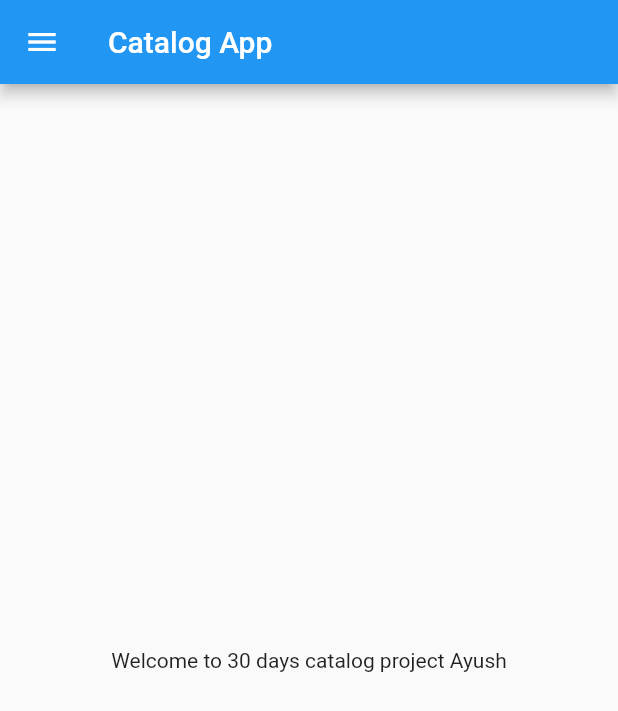
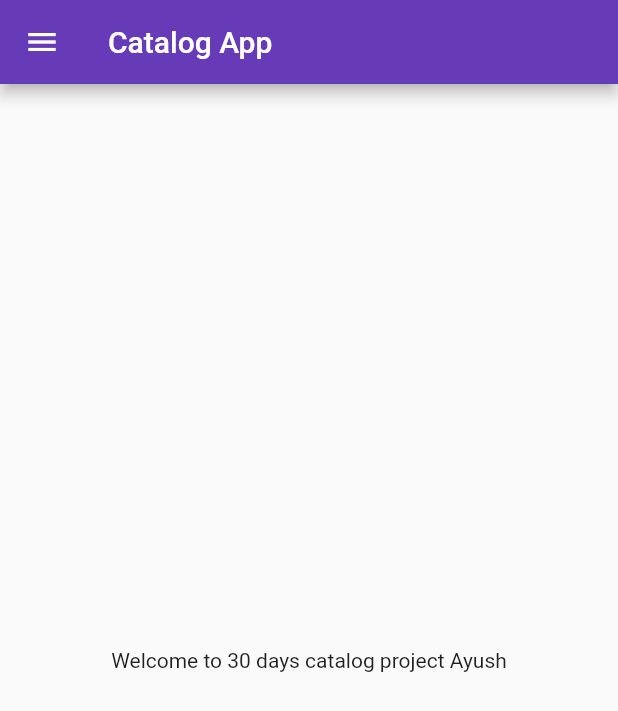
Before and after one commit to iamayushgit/CatalogApp, a Flutter app: the screen it shows after launch, on a phone screen of 412 x 824 dp. Shown: the top 711 px of the screen. Run offline on Flutter 3.47's test engine with Material 2 defaults, Android fonts, the phone set to English and light mode, and no system bars.

Commit message:
day 3 completed

```diff
--- a/lib/main.dart
+++ b/lib/main.dart
@@ -1,4 +1,5 @@
-import 'package:catalog_app/home.dart';
+import 'package:catalog_app/pages/home_page.dart';
+import 'package:catalog_app/pages/login_page.dart';
 import 'package:flutter/material.dart';
 
 void main() {
@@ -11,7 +12,17 @@ class MyApp extends StatelessWidget {
   @override
   Widget build(BuildContext context) {
     return MaterialApp(
-      home: HomePage(),
+      themeMode: ThemeMode.light,
+      theme: ThemeData(primarySwatch: Colors.deepPurple),
+      darkTheme: ThemeData(
+        brightness: Brightness.dark,
+      ),
+      initialRoute: "/home",
+      routes: {
+        "/": (context) => LoginPage(),
+        "/home": (context) => HomePage(),
+        "/login": (context) => LoginPage(),
+      },
     );
   }
 }
```
Also changed, not shown: lib/pages/login_page.dart (added, +22 -0 lines), lib/pages/home_page.dart (renamed from lib/home.dart), 1 other file.
